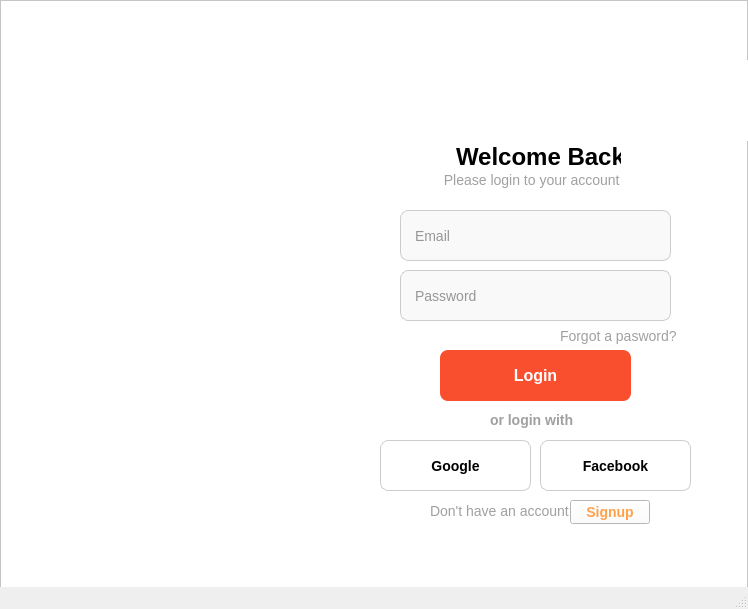
Old version of the form ui/login.ui in the repository inktell/python-app.
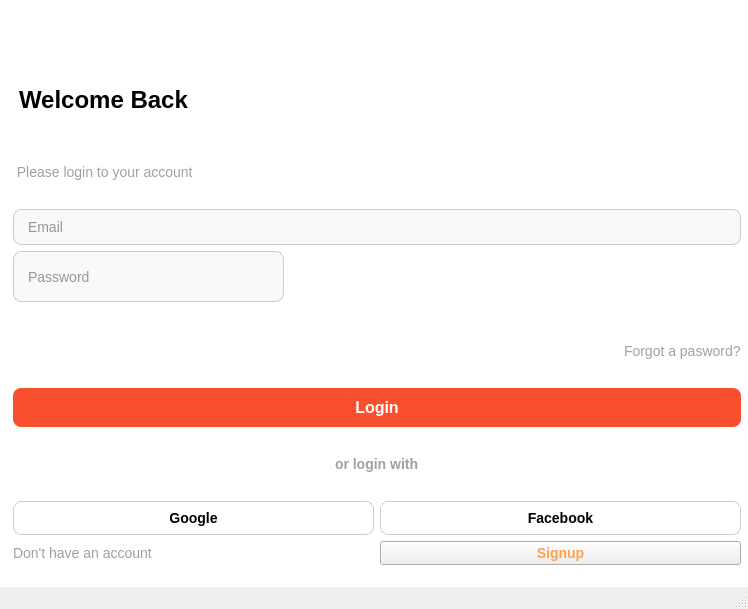
New version of the form. Icons and pictures are not drawn.

Diff of the .ui file:
```diff
--- a/ui/login.ui
+++ b/ui/login.ui
@@ -17,15 +17,66 @@
    <property name="styleSheet">
     <string notr="true"/>
    </property>
+   <widget class="QWidget" name="gridLayoutWidget">
+    <property name="geometry">
+     <rect>
+      <x>0</x>
+      <y>4</y>
+      <width>741</width>
+      <height>561</height>
+     </rect>
+    </property>
+    <layout class="QGridLayout" name="gridLayout">
+     <item row="0" column="0">
+      <widget class="QLabel" name="label_7">
+       <property name="text">
+        <string/>
+       </property>
+       <property name="pixmap">
+        <pixmap>../img/12.png</pixmap>
+       </property>
+      </widget>
+     </item>
+     <item row="0" column="1">
+      <layout class="QVBoxLayout" name="verticalLayout">
+       <item>
+        <widget class="QLabel" name="label_8">
+         <property name="text">
+          <string/>
+         </property>
+         <property name="pixmap">
+          <pixmap>../img/44.png</pixmap>
+         </property>
+        </widget>
+       </item>
+       <item>
+        <widget class="QLabel" name="label_5">
+         <property name="styleSheet">
+          <string notr="true">    font-size: 24px;
+    font-weight: bold;
+    color: #000000; /* Màu đen */
+    margin-bottom: 8px;</string>
+         </property>
+         <property name="text">
+          <string>Welcome Back</string>
+         </property>
+        </widget>
+       </item>
+       <item>
+        <widget class="QLabel" name="label_6">
+         <property name="styleSheet">
+          <string notr="true">
+    font-size: 14px;
+    font-weight: normal;
+    color: #a0a0a0; /* Màu xám nhạt */</string>
+         </property>
+         <property name="text">
+          <string> Please login to your account</string>
+         </property>
+        </widget>
+       </item>
+       <item>
    <widget class="QLineEdit" name="txt_email">
-    <property name="geometry">
-     <rect>
-      <x>400</x>
-      <y>210</y>
-      <width>271</width>
-      <height>51</height>
-     </rect>
-    </property>
     <property name="accessibleName">
      <string/>
     </property>
@@ -50,11 +101,23 @@
      <string>Email</string>
     </property>
    </widget>
+       </item>
+       <item>
+        <widget class="QFrame" name="frame_3">
+         <property name="styleSheet">
+          <string notr="true">border: none;</string>
+         </property>
+         <property name="frameShape">
+          <enum>QFrame::Shape::StyledPanel</enum>
+         </property>
+         <property name="frameShadow">
+          <enum>QFrame::Shadow::Raised</enum>
+         </property>
    <widget class="QLineEdit" name="txt_password">
     <property name="geometry">
      <rect>
-      <x>400</x>
-      <y>270</y>
+            <x>0</x>
+            <y>0</y>
       <width>271</width>
       <height>51</height>
      </rect>
@@ -86,15 +149,66 @@
      <string>Password</string>
     </property>
    </widget>
+         <widget class="QPushButton" name="btn_eye_p">
+          <property name="geometry">
+           <rect>
+            <x>210</x>
+            <y>0</y>
+            <width>61</width>
+            <height>51</height>
+           </rect>
+          </property>
+          <property name="styleSheet">
+           <string notr="true">border: none;
+background: none;</string>
+          </property>
+          <property name="text">
+           <string/>
+          </property>
+          <property name="icon">
+           <iconset>
+            <normaloff>../img/eye-slash-solid.svg</normaloff>../img/eye-slash-solid.svg</iconset>
+          </property>
+          <property name="iconSize">
+           <size>
+            <width>32</width>
+            <height>32</height>
+           </size>
+          </property>
+         </widget>
+        </widget>
+       </item>
+       <item>
+        <layout class="QHBoxLayout" name="horizontalLayout">
+         <item>
+          <spacer name="horizontalSpacer">
+           <property name="orientation">
+            <enum>Qt::Orientation::Horizontal</enum>
+           </property>
+           <property name="sizeHint" stdset="0">
+            <size>
+             <width>40</width>
+             <height>20</height>
+            </size>
+           </property>
+          </spacer>
+         </item>
+         <item>
+          <widget class="QLabel" name="label">
+           <property name="styleSheet">
+            <string notr="true">    color: #a0a0a0; /* Màu chữ xám nhạt */
+    font-size: 14px;
+    font-weight: normal;</string>
+           </property>
+           <property name="text">
+            <string>Forgot a pasword?</string>
+           </property>
+          </widget>
+         </item>
+        </layout>
+       </item>
+       <item>
    <widget class="QPushButton" name="btn_login">
-    <property name="geometry">
-     <rect>
-      <x>440</x>
-      <y>350</y>
-      <width>191</width>
-      <height>51</height>
-     </rect>
-    </property>
     <property name="styleSheet">
      <string notr="true">background-color: rgb(249, 79, 47);
     color: #ffffff;
@@ -110,15 +224,54 @@
      <string>Login</string>
     </property>
    </widget>
+       </item>
+       <item>
+        <layout class="QHBoxLayout" name="horizontalLayout_3">
+         <item>
+          <spacer name="horizontalSpacer_2">
+           <property name="orientation">
+            <enum>Qt::Orientation::Horizontal</enum>
+           </property>
+           <property name="sizeHint" stdset="0">
+            <size>
+             <width>40</width>
+             <height>20</height>
+            </size>
+           </property>
+          </spacer>
+         </item>
+         <item>
+          <widget class="QLabel" name="label_4">
+           <property name="styleSheet">
+            <string notr="true">    color: #a0a0a0; /* Màu xám nhạt */
+    font-size: 14px;
+    font-weight: bold;
+    background: transparent;</string>
+           </property>
+           <property name="text">
+            <string>or login with</string>
+           </property>
+          </widget>
+         </item>
+         <item>
+          <spacer name="horizontalSpacer_3">
+           <property name="orientation">
+            <enum>Qt::Orientation::Horizontal</enum>
+           </property>
+           <property name="sizeHint" stdset="0">
+            <size>
+             <width>40</width>
+             <height>20</height>
+            </size>
+           </property>
+          </spacer>
+         </item>
+        </layout>
+       </item>
+       <item>
+        <layout class="QHBoxLayout" name="horizontalLayout_2">
+         <item>
    <widget class="QPushButton" name="google">
-    <property name="geometry">
-     <rect>
-      <x>380</x>
-      <y>440</y>
-      <width>151</width>
-      <height>51</height>
-     </rect>
-    </property>
     <property name="styleSheet">
      <string notr="true">background-color: #ffffff; /* Nền trắng */
     color: #000000; /* Chữ màu đen */
@@ -139,15 +292,9 @@
       <normaloff>../img/download.png</normaloff>../img/download.png</iconset>
     </property>
    </widget>
+         </item>
+         <item>
    <widget class="QPushButton" name="face">
-    <property name="geometry">
-     <rect>
-      <x>540</x>
-      <y>440</y>
-      <width>151</width>
-      <height>51</height>
-     </rect>
-    </property>
     <property name="styleSheet">
      <string notr="true">background-color: #ffffff; /* Nền trắng */
     color: #000000; /* Chữ màu đen */
@@ -168,106 +315,13 @@
       <normaloff>../img/download (1).png</normaloff>../img/download (1).png</iconset>
     </property>
    </widget>
-   <widget class="QLabel" name="label_4">
-    <property name="geometry">
-     <rect>
-      <x>490</x>
-      <y>410</y>
-      <width>221</width>
-      <height>20</height>
-     </rect>
-    </property>
-    <property name="styleSheet">
-     <string notr="true">    color: #a0a0a0; /* Màu xám nhạt */
-    font-size: 14px;
-    font-weight: bold;
-    background: transparent;</string>
-    </property>
-    <property name="text">
-     <string>or login with</string>
-    </property>
-   </widget>
-   <widget class="QLabel" name="label_6">
-    <property name="geometry">
-     <rect>
-      <x>440</x>
-      <y>170</y>
-      <width>211</width>
-      <height>20</height>
-     </rect>
-    </property>
-    <property name="styleSheet">
-     <string notr="true">
-    font-size: 14px;
-    font-weight: normal;
-    color: #a0a0a0; /* Màu xám nhạt */</string>
-    </property>
-    <property name="text">
-     <string> Please login to your account</string>
-    </property>
-   </widget>
-   <widget class="QLabel" name="label_5">
-    <property name="geometry">
-     <rect>
-      <x>450</x>
-      <y>140</y>
-      <width>171</width>
-      <height>41</height>
-     </rect>
-    </property>
-    <property name="styleSheet">
-     <string notr="true">    font-size: 24px;
-    font-weight: bold;
-    color: #000000; /* Màu đen */
-    margin-bottom: 8px;</string>
-    </property>
-    <property name="text">
-     <string>Welcome Back</string>
-    </property>
-   </widget>
-   <widget class="QLabel" name="label_7">
-    <property name="geometry">
-     <rect>
-      <x>0</x>
-      <y>50</y>
-      <width>381</width>
-      <height>471</height>
-     </rect>
-    </property>
-    <property name="text">
-     <string/>
-    </property>
-    <property name="pixmap">
-     <pixmap>../img/12.png</pixmap>
-    </property>
-   </widget>
-   <widget class="QFrame" name="frame">
-    <property name="geometry">
-     <rect>
-      <x>0</x>
-      <y>0</y>
-      <width>748</width>
-      <height>609</height>
-     </rect>
-    </property>
-    <property name="styleSheet">
-     <string notr="true">background-color: rgb(255, 255, 255);</string>
-    </property>
-    <property name="frameShape">
-     <enum>QFrame::Shape::StyledPanel</enum>
-    </property>
-    <property name="frameShadow">
-     <enum>QFrame::Shadow::Raised</enum>
-    </property>
+         </item>
+        </layout>
+       </item>
+       <item>
+        <layout class="QHBoxLayout" name="horizontalLayout_4">
+         <item>
     <widget class="QLabel" name="label_3">
-     <property name="geometry">
-      <rect>
-       <x>430</x>
-       <y>500</y>
-       <width>141</width>
-       <height>21</height>
-      </rect>
-     </property>
      <property name="styleSheet">
       <string notr="true">    color: #a0a0a0; /* Màu chữ xám nhạt */
     font-size: 14px;
@@ -277,49 +331,9 @@
       <string>Don't have an account</string>
      </property>
     </widget>
-    <widget class="QLabel" name="label_8">
-     <property name="geometry">
-      <rect>
-       <x>440</x>
-       <y>60</y>
-       <width>321</width>
-       <height>81</height>
-      </rect>
-     </property>
-     <property name="text">
-      <string/>
-     </property>
-     <property name="pixmap">
-      <pixmap>../img/44.png</pixmap>
-     </property>
-    </widget>
-    <widget class="QLabel" name="label">
-     <property name="geometry">
-      <rect>
-       <x>560</x>
-       <y>320</y>
-       <width>131</width>
-       <height>31</height>
-      </rect>
-     </property>
-     <property name="styleSheet">
-      <string notr="true">    color: #a0a0a0; /* Màu chữ xám nhạt */
-    font-size: 14px;
-    font-weight: normal;</string>
-     </property>
-     <property name="text">
-      <string>Forgot a pasword?</string>
-     </property>
-    </widget>
+         </item>
+         <item>
     <widget class="QPushButton" name="btn_register">
-     <property name="geometry">
-      <rect>
-       <x>570</x>
-       <y>500</y>
-       <width>80</width>
-       <height>24</height>
-      </rect>
-     </property>
      <property name="styleSheet">
       <string notr="true">    color: #ffa14a; /* Màu cam */
     font-size: 14px;
@@ -330,45 +344,31 @@
       <string>Signup</string>
      </property>
     </widget>
+         </item>
+        </layout>
+       </item>
+      </layout>
+     </item>
+    </layout>
    </widget>
-   <widget class="QPushButton" name="btn_eye_p">
+   <widget class="QLabel" name="label_2">
     <property name="geometry">
      <rect>
-      <x>610</x>
-      <y>270</y>
-      <width>61</width>
-      <height>51</height>
+      <x>0</x>
+      <y>0</y>
+      <width>748</width>
+      <height>609</height>
      </rect>
     </property>
     <property name="styleSheet">
-     <string notr="true">border: none;
-background: none;</string>
+     <string notr="true">background-color: rgb(255, 255, 255);</string>
     </property>
     <property name="text">
      <string/>
     </property>
-    <property name="icon">
-     <iconset>
-      <normaloff>../img/eye-slash-solid.svg</normaloff>../img/eye-slash-solid.svg</iconset>
-    </property>
-    <property name="iconSize">
-     <size>
-      <width>32</width>
-      <height>32</height>
-     </size>
-    </property>
    </widget>
-   <zorder>frame</zorder>
-   <zorder>txt_email</zorder>
-   <zorder>txt_password</zorder>
-   <zorder>btn_login</zorder>
-   <zorder>google</zorder>
-   <zorder>face</zorder>
-   <zorder>label_4</zorder>
-   <zorder>label_6</zorder>
-   <zorder>label_5</zorder>
-   <zorder>label_7</zorder>
-   <zorder>btn_eye_p</zorder>
+   <zorder>label_2</zorder>
+   <zorder>gridLayoutWidget</zorder>
   </widget>
   <widget class="QMenuBar" name="menubar">
    <property name="geometry">
```
Lines whose indentation alone changed are shown as unchanged.
